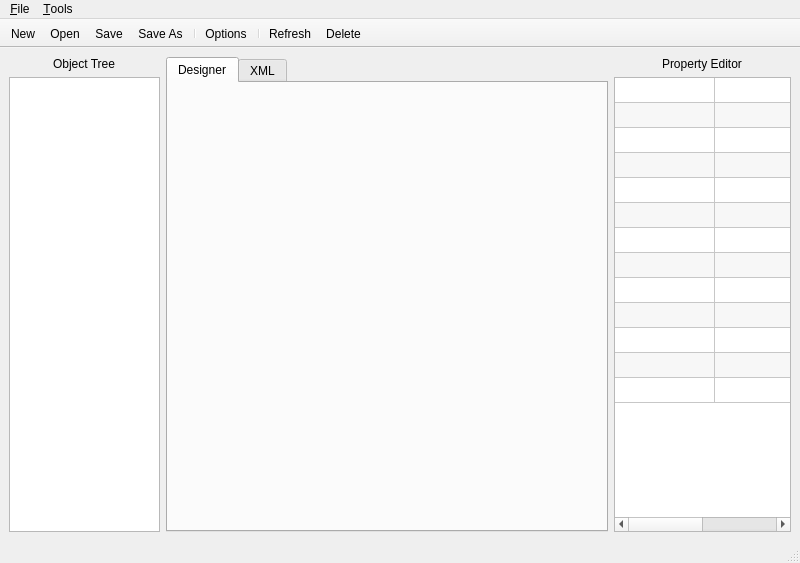
Before: the Qt Designer form fomod/gui/templates/mainframe.ui in GandaG/fomod-designer, drawn with Qt 5.
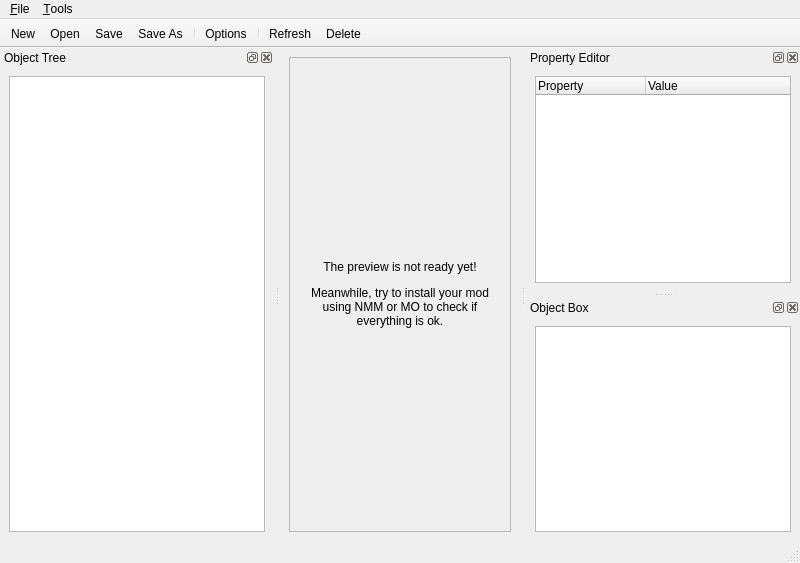
After: the same form once the commit is applied. Icons and pictures are not drawn.

Commit message: Stopped some windows from resizing. Fixed dock widgets in main window.

Diff of the .ui file:
```diff
--- a/fomod/gui/templates/mainframe.ui
+++ b/fomod/gui/templates/mainframe.ui
@@ -14,81 +14,12 @@
    <string>MainWindow</string>
   </property>
   <widget class="QWidget" name="centralwidget">
-   <layout class="QGridLayout" name="gridLayout">
-    <item row="0" column="0" alignment="Qt::AlignHCenter">
-     <widget class="QLabel" name="label_2">
+   <layout class="QHBoxLayout" name="horizontalLayout_3">
+    <item>
+     <widget class="QFrame" name="frame">
       <property name="sizePolicy">
        <sizepolicy hsizetype="Preferred" vsizetype="Preferred">
-        <horstretch>1</horstretch>
-        <verstretch>0</verstretch>
-       </sizepolicy>
-      </property>
-      <property name="text">
-       <string>Object Tree</string>
-      </property>
-     </widget>
-    </item>
-    <item row="0" column="1" rowspan="2">
-     <widget class="QTabWidget" name="tabWidget">
-      <property name="sizePolicy">
-       <sizepolicy hsizetype="Expanding" vsizetype="Expanding">
-        <horstretch>10</horstretch>
-        <verstretch>0</verstretch>
-       </sizepolicy>
-      </property>
-      <property name="currentIndex">
-       <number>0</number>
-      </property>
-      <widget class="QWidget" name="tab">
-       <attribute name="title">
-        <string>Designer</string>
-       </attribute>
-       <layout class="QHBoxLayout" name="horizontalLayout"/>
-      </widget>
-      <widget class="QWidget" name="tab_2">
-       <attribute name="title">
-        <string>XML</string>
-       </attribute>
-      </widget>
-     </widget>
-    </item>
-    <item row="0" column="2" alignment="Qt::AlignHCenter">
-     <widget class="QLabel" name="label">
-      <property name="sizePolicy">
-       <sizepolicy hsizetype="Preferred" vsizetype="Preferred">
-        <horstretch>4</horstretch>
-        <verstretch>0</verstretch>
-       </sizepolicy>
-      </property>
-      <property name="text">
-       <string>Property Editor</string>
-      </property>
-     </widget>
-    </item>
-    <item row="1" column="0">
-     <widget class="QTreeView" name="treeView">
-      <property name="enabled">
-       <bool>true</bool>
-      </property>
-      <property name="sizePolicy">
-       <sizepolicy hsizetype="Expanding" vsizetype="Expanding">
-        <horstretch>1</horstretch>
-        <verstretch>1</verstretch>
-       </sizepolicy>
-      </property>
-      <property name="minimumSize">
-       <size>
-        <width>151</width>
-        <height>0</height>
-       </size>
-      </property>
-     </widget>
-    </item>
-    <item row="1" column="2">
-     <widget class="QTableWidget" name="tableWidget">
-      <property name="sizePolicy">
-       <sizepolicy hsizetype="Expanding" vsizetype="Expanding">
-        <horstretch>4</horstretch>
+        <horstretch>3</horstretch>
         <verstretch>0</verstretch>
        </sizepolicy>
       </property>
@@ -96,87 +27,23 @@
        <enum>QFrame::StyledPanel</enum>
       </property>
       <property name="frameShadow">
-       <enum>QFrame::Plain</enum>
+       <enum>QFrame::Raised</enum>
       </property>
-      <property name="lineWidth">
-       <number>0</number>
-      </property>
-      <property name="horizontalScrollBarPolicy">
-       <enum>Qt::ScrollBarAsNeeded</enum>
-      </property>
-      <property name="sizeAdjustPolicy">
-       <enum>QAbstractScrollArea::AdjustIgnored</enum>
-      </property>
-      <property name="alternatingRowColors">
-       <bool>true</bool>
-      </property>
-      <property name="gridStyle">
-       <enum>Qt::SolidLine</enum>
-      </property>
-      <property name="wordWrap">
-       <bool>true</bool>
-      </property>
-      <property name="rowCount">
-       <number>13</number>
-      </property>
-      <property name="columnCount">
-       <number>2</number>
-      </property>
-      <attribute name="horizontalHeaderVisible">
-       <bool>false</bool>
-      </attribute>
-      <attribute name="horizontalHeaderCascadingSectionResizes">
-       <bool>true</bool>
-      </attribute>
-      <attribute name="horizontalHeaderDefaultSectionSize">
-       <number>100</number>
-      </attribute>
-      <attribute name="horizontalHeaderMinimumSectionSize">
-       <number>5</number>
-      </attribute>
-      <attribute name="horizontalHeaderShowSortIndicator" stdset="0">
-       <bool>false</bool>
-      </attribute>
-      <attribute name="horizontalHeaderStretchLastSection">
-       <bool>true</bool>
-      </attribute>
-      <attribute name="verticalHeaderVisible">
-       <bool>false</bool>
-      </attribute>
-      <attribute name="verticalHeaderCascadingSectionResizes">
-       <bool>false</bool>
-      </attribute>
-      <attribute name="verticalHeaderDefaultSectionSize">
-       <number>25</number>
-      </attribute>
-      <attribute name="verticalHeaderStretchLastSection">
-       <bool>false</bool>
-      </attribute>
-      <row/>
-      <row/>
-      <row/>
-      <row/>
-      <row/>
-      <row/>
-      <row/>
-      <row/>
-      <row/>
-      <row/>
-      <row/>
-      <row/>
-      <row/>
-      <column/>
-      <column/>
-      <item row="0" column="0">
-       <property name="text">
-        <string/>
-       </property>
-      </item>
-      <item row="0" column="1">
-       <property name="text">
-        <string/>
-       </property>
-      </item>
+      <layout class="QVBoxLayout" name="verticalLayout">
+       <item>
+        <widget class="QLabel" name="label_3">
+         <property name="text">
+          <string>&lt;html&gt;&lt;head/&gt;&lt;body&gt;&lt;p&gt;The preview is not ready yet!&lt;/p&gt;&lt;p&gt;Meanwhile, try to install your mod using NMM or MO to check if everything is ok.&lt;/p&gt;&lt;/body&gt;&lt;/html&gt;</string>
+         </property>
+         <property name="alignment">
+          <set>Qt::AlignCenter</set>
+         </property>
+         <property name="wordWrap">
+          <bool>true</bool>
+         </property>
+        </widget>
+       </item>
+      </layout>
      </widget>
     </item>
    </layout>
@@ -241,6 +108,135 @@
    <addaction name="action_Refresh"/>
    <addaction name="action_Delete"/>
   </widget>
+  <widget class="QDockWidget" name="dockWidget">
+   <property name="allowedAreas">
+    <set>Qt::LeftDockWidgetArea|Qt::RightDockWidgetArea</set>
+   </property>
+   <property name="windowTitle">
+    <string>Property Editor</string>
+   </property>
+   <attribute name="dockWidgetArea">
+    <number>2</number>
+   </attribute>
+   <widget class="QWidget" name="dockWidgetContents">
+    <layout class="QVBoxLayout" name="verticalLayout_2">
+     <item>
+      <widget class="QTreeWidget" name="treeWidget">
+       <property name="tabKeyNavigation">
+        <bool>false</bool>
+       </property>
+       <property name="showDropIndicator" stdset="0">
+        <bool>true</bool>
+       </property>
+       <property name="alternatingRowColors">
+        <bool>true</bool>
+       </property>
+       <property name="textElideMode">
+        <enum>Qt::ElideRight</enum>
+       </property>
+       <property name="autoExpandDelay">
+        <number>-1</number>
+       </property>
+       <property name="indentation">
+        <number>18</number>
+       </property>
+       <property name="rootIsDecorated">
+        <bool>true</bool>
+       </property>
+       <property name="uniformRowHeights">
+        <bool>true</bool>
+       </property>
+       <property name="itemsExpandable">
+        <bool>true</bool>
+       </property>
+       <property name="sortingEnabled">
+        <bool>false</bool>
+       </property>
+       <property name="animated">
+        <bool>true</bool>
+       </property>
+       <property name="allColumnsShowFocus">
+        <bool>false</bool>
+       </property>
+       <property name="columnCount">
+        <number>2</number>
+       </property>
+       <attribute name="headerVisible">
+        <bool>true</bool>
+       </attribute>
+       <attribute name="headerDefaultSectionSize">
+        <number>110</number>
+       </attribute>
+       <attribute name="headerMinimumSectionSize">
+        <number>50</number>
+       </attribute>
+       <attribute name="headerStretchLastSection">
+        <bool>true</bool>
+       </attribute>
+       <column>
+        <property name="text">
+         <string>Property</string>
+        </property>
+       </column>
+       <column>
+        <property name="text">
+         <string>Value</string>
+        </property>
+       </column>
+      </widget>
+     </item>
+    </layout>
+   </widget>
+  </widget>
+  <widget class="QDockWidget" name="dockWidget_2">
+   <property name="windowTitle">
+    <string>Object Tree</string>
+   </property>
+   <attribute name="dockWidgetArea">
+    <number>1</number>
+   </attribute>
+   <widget class="QWidget" name="dockWidgetContents_2">
+    <layout class="QHBoxLayout" name="horizontalLayout">
+     <item>
+      <widget class="QTreeView" name="treeView">
+       <property name="enabled">
+        <bool>true</bool>
+       </property>
+       <property name="sizePolicy">
+        <sizepolicy hsizetype="Expanding" vsizetype="Expanding">
+         <horstretch>3</horstretch>
+         <verstretch>1</verstretch>
+        </sizepolicy>
+       </property>
+       <property name="minimumSize">
+        <size>
+         <width>151</width>
+         <height>0</height>
+        </size>
+       </property>
+      </widget>
+     </item>
+    </layout>
+   </widget>
+  </widget>
+  <widget class="QDockWidget" name="dockWidget_3">
+   <property name="allowedAreas">
+    <set>Qt::LeftDockWidgetArea|Qt::RightDockWidgetArea</set>
+   </property>
+   <property name="windowTitle">
+    <string>Object Box</string>
+   </property>
+   <attribute name="dockWidgetArea">
+    <number>2</number>
+   </attribute>
+   <widget class="QWidget" name="dockWidgetContents_3">
+    <layout class="QHBoxLayout" name="horizontalLayout_2">
+     <item>
+      <widget class="QListWidget" name="listWidget"/>
+     </item>
+    </layout>
+   </widget>
+  </widget>
   <action name="action_New">
    <property name="icon">
     <iconset>
```
Left out of the diff: 14 changed lines with no effect on the pictures. The commit also changes 2 other files.
